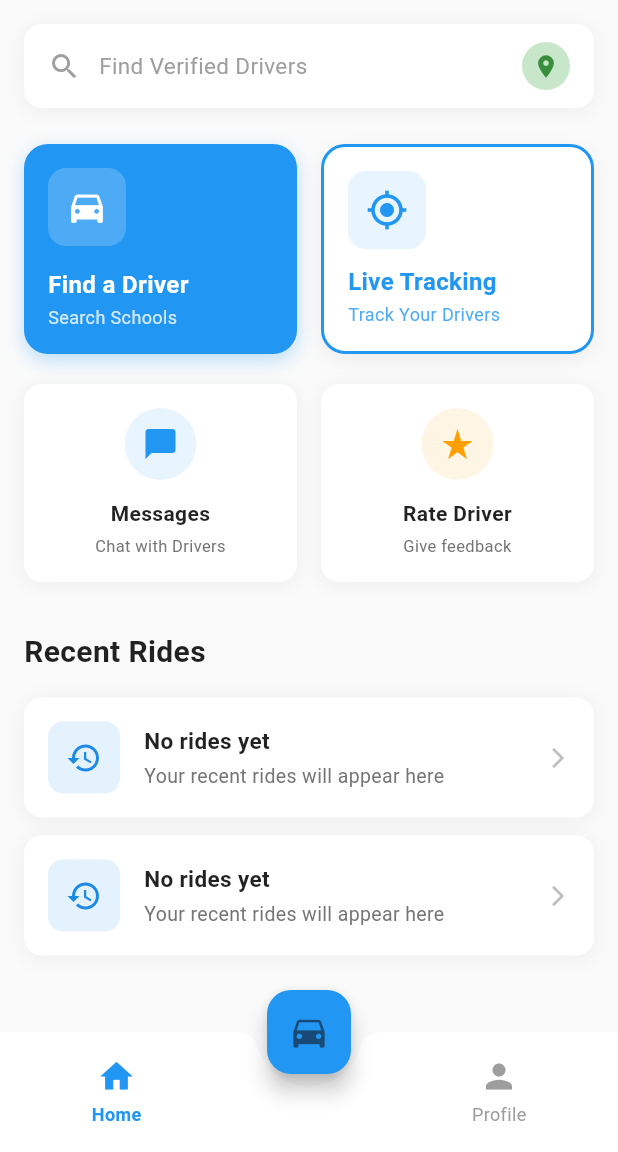
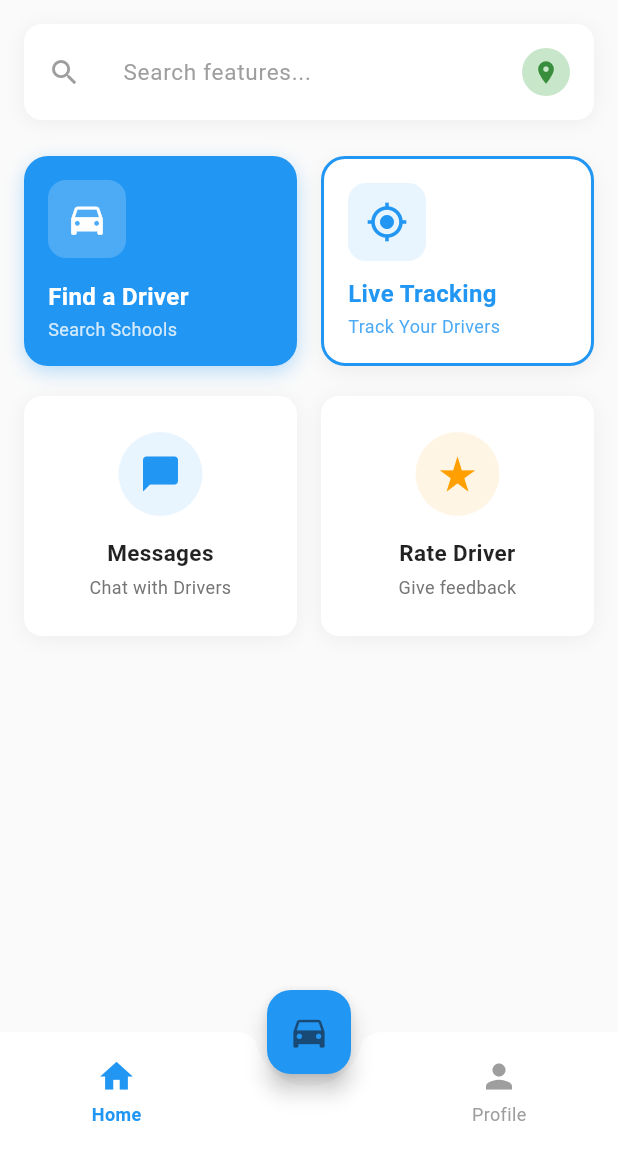
Before and after one commit to diyansyed/vantrek_rides, a Flutter app: the screen it shows once a user with an empty profile is signed in, on a phone screen of 412 x 824 dp, the part 84-1236 px from its top. Run offline on Flutter 3.47's test engine with Material 3 defaults, Android fonts, the phone set to English and light mode, and no system bars; our stand-ins replace cloud_firestore, firebase_auth, firebase_core, flutter_riverpod, geocoding, geolocator and 2 more; accounts and stored records are empty.

Commit message:
Update home_screen.dart

```diff
--- a/lib/screens/home_screen.dart
+++ b/lib/screens/home_screen.dart
@@ -27,6 +27,8 @@ class HomeScreen extends ConsumerStatefulWidget {
 class _HomeScreenState extends ConsumerState<HomeScreen> {
   int _selectedIndex = 0;
   StreamSubscription? _driverProfileSubscription;
+  String _searchQuery = '';  // NEW: Track search query
+  final TextEditingController _searchController = TextEditingController();  // NEW: Search controller
 
   @override
   void initState() {
@@ -40,6 +42,7 @@ class _HomeScreenState extends ConsumerState<HomeScreen> {
   @override
   void dispose() {
     _driverProfileSubscription?.cancel();
+    _searchController.dispose();  // NEW: Dispose controller
     super.dispose();
   }
 
@@ -157,6 +160,7 @@ class _HomeScreenState extends ConsumerState<HomeScreen> {
             const SizedBox(height: 24),
 
             // Main Action Cards
+            if (_shouldShow(['find', 'driver', 'search', 'school']))
               Padding(
                 padding: const EdgeInsets.symmetric(horizontal: 16.0),
                 child: Row(
@@ -177,6 +181,7 @@ class _HomeScreenState extends ConsumerState<HomeScreen> {
                       ),
                     ),
                     const SizedBox(width: 16),
+                    if (_shouldShow(['live', 'track', 'location', 'gps']))
                       Expanded(
                         child: _buildMainCard(
                           title: 'Live Tracking',
@@ -196,13 +201,62 @@ class _HomeScreenState extends ConsumerState<HomeScreen> {
                   ],
                 ),
               ),
+
+            if (_shouldShow(['find', 'driver', 'search', 'school']) &&
+                !_shouldShow(['live', 'track', 'location', 'gps']) &&
+                _searchQuery.isNotEmpty)
+              Padding(
+                padding: const EdgeInsets.symmetric(horizontal: 16.0),
+                child: _buildMainCard(
+                  title: 'Find a Driver',
+                  subtitle: 'Search Schools',
+                  icon: Icons.directions_car,
+                  color: const Color(0xFF2196F3),
+                  onTap: () {
+                    Navigator.of(context).push(
+                      MaterialPageRoute(
+                        builder: (context) => const SearchInstitutionScreen(),
+                      ),
+                    );
+                  },
+                ),
+              ),
+
+            if (!_shouldShow(['find', 'driver', 'search', 'school']) &&
+                _shouldShow(['live', 'track', 'location', 'gps']) &&
+                _searchQuery.isNotEmpty)
+              Padding(
+                padding: const EdgeInsets.symmetric(horizontal: 16.0),
+                child: _buildMainCard(
+                  title: 'Live Tracking',
+                  subtitle: 'Track Your Drivers',
+                  icon: Icons.my_location,
+                  color: Colors.white,
+                  textColor: const Color(0xFF2196F3),
+                  onTap: () {
+                    Navigator.of(context).push(
+                      MaterialPageRoute(
+                        builder: (context) => const UserSubscribedDriversScreen(),
+                      ),
+                    );
+                  },
+                ),
+              ),
+
+            if (_shouldShow(['find', 'driver', 'search', 'school']) ||
+                _shouldShow(['live', 'track', 'location', 'gps']))
               const SizedBox(height: 20),
 
             // Secondary Action Cards
+            if (_shouldShow(['message', 'chat', 'driver']) ||
+                _shouldShow(['rate', 'feedback', 'review', 'star']))
               Padding(
                 padding: const EdgeInsets.symmetric(horizontal: 16.0),
+                child: SizedBox(
+                  height: 160,
                   child: Row(
                     children: [
+                      if (_shouldShow(['message', 'chat', 'driver']))
                         Expanded(
                           child: _buildSecondaryCard(
                             title: 'Messages',
@@ -218,7 +272,10 @@ class _HomeScreenState extends ConsumerState<HomeScreen> {
                             },
                           ),
                         ),
+                      if (_shouldShow(['message', 'chat', 'driver']) &&
+                          _shouldShow(['rate', 'feedback', 'review', 'star']))
                         const SizedBox(width: 16),
+                      if (_shouldShow(['rate', 'feedback', 'review', 'star']))
                         Expanded(
                           child: _buildSecondaryCard(
                             title: 'Rate Driver',
@@ -237,29 +294,41 @@ class _HomeScreenState extends ConsumerState<HomeScreen> {
                     ],
                   ),
                 ),
-            const SizedBox(height: 32),
+              ),
 
-            // Recent Rides Section
+            // Show "No results" message if search has no matches
+            if (_searchQuery.isNotEmpty &&
+                !_shouldShow(['find', 'driver', 'search', 'school']) &&
+                !_shouldShow(['live', 'track', 'location', 'gps']) &&
+                !_shouldShow(['message', 'chat']) &&
+                !_shouldShow(['rate', 'feedback', 'review', 'star']))
               Padding(
-              padding: const EdgeInsets.symmetric(horizontal: 16.0),
+                padding: const EdgeInsets.all(32.0),
                 child: Column(
-                crossAxisAlignment: CrossAxisAlignment.start,
                   children: [
-                  const Text(
-                    'Recent Rides',
+                    Icon(Icons.search_off, size: 64, color: Colors.grey[400]),
+                    const SizedBox(height: 16),
+                    Text(
+                      'No results found for "$_searchQuery"',
+                      textAlign: TextAlign.center,
                       style: TextStyle(
-                      fontSize: 20,
-                      fontWeight: FontWeight.bold,
-                      color: Colors.black87,
+                        fontSize: 16,
+                        color: Colors.grey[600],
                       ),
                     ),
-                  const SizedBox(height: 16),
-                  _buildRecentRideCard(),
-                  const SizedBox(height: 12),
-                  _buildRecentRideCard(),
+                    const SizedBox(height: 8),
+                    Text(
+                      'Try searching for: Find Driver, Live Tracking, Messages, or Rate Driver',
+                      textAlign: TextAlign.center,
+                      style: TextStyle(
+                        fontSize: 13,
+                        color: Colors.grey[500],
+                      ),
+                    ),
                   ],
                 ),
               ),
+
             const SizedBox(height: 100),
           ],
         ),
@@ -281,9 +350,15 @@ class _HomeScreenState extends ConsumerState<HomeScreen> {
     );
   }
 
+  // NEW: Helper method to determine if a widget should be shown based on search
+  bool _shouldShow(List<String> keywords) {
+    if (_searchQuery.isEmpty) return true;
+    return keywords.any((keyword) => keyword.contains(_searchQuery) || _searchQuery.contains(keyword));
+  }
+
   Widget _buildSearchBar() {
     return Container(
-      padding: const EdgeInsets.symmetric(horizontal: 16, vertical: 12),
+      padding: const EdgeInsets.symmetric(horizontal: 16, vertical: 4),
       decoration: BoxDecoration(
         color: Colors.white,
         borderRadius: BorderRadius.circular(12),
@@ -299,15 +374,35 @@ class _HomeScreenState extends ConsumerState<HomeScreen> {
         children: [
           const Icon(Icons.search, color: Colors.grey, size: 22),
           const SizedBox(width: 12),
-          const Expanded(
-            child: Text(
-              'Find Verified Drivers',
-              style: TextStyle(
+          Expanded(
+            child: TextField(
+              controller: _searchController,
+              decoration: const InputDecoration(
+                hintText: 'Search features...',
+                hintStyle: TextStyle(
                   color: Colors.grey,
                   fontSize: 15,
                 ),
+                border: InputBorder.none,
+              ),
+              onChanged: (value) {
+                setState(() {
+                  _searchQuery = value.toLowerCase();
+                });
+              },
             ),
           ),
+          if (_searchQuery.isNotEmpty)
+            IconButton(
+              icon: const Icon(Icons.clear, color: Colors.grey, size: 20),
+              onPressed: () {
+                setState(() {
+                  _searchQuery = '';
+                  _searchController.clear();
+                });
+              },
+            ),
+          if (_searchQuery.isEmpty)
             CircleAvatar(
               radius: 16,
               backgroundColor: Colors.green[100],
@@ -405,7 +500,7 @@ class _HomeScreenState extends ConsumerState<HomeScreen> {
     return GestureDetector(
       onTap: onTap,
       child: Container(
-        padding: const EdgeInsets.all(16),
+        padding: const EdgeInsets.all(18),
         decoration: BoxDecoration(
           color: Colors.white,
           borderRadius: BorderRadius.circular(12),
@@ -418,21 +513,22 @@ class _HomeScreenState extends ConsumerState<HomeScreen> {
           ],
         ),
         child: Column(
+          mainAxisAlignment: MainAxisAlignment.center,
           children: [
             Container(
-              padding: const EdgeInsets.all(12),
+              padding: const EdgeInsets.all(14),
               decoration: BoxDecoration(
                 color: color.withOpacity(0.1),
                 shape: BoxShape.circle,
               ),
-              child: Icon(icon, color: color, size: 24),
+              child: Icon(icon, color: color, size: 28),
             ),
-            const SizedBox(height: 12),
+            const SizedBox(height: 14),
             Text(
               title,
               textAlign: TextAlign.center,
               style: const TextStyle(
-                fontSize: 14,
+                fontSize: 15,
                 fontWeight: FontWeight.w600,
                 color: Colors.black87,
               ),
@@ -442,66 +538,12 @@ class _HomeScreenState extends ConsumerState<HomeScreen> {
               subtitle,
               textAlign: TextAlign.center,
               style: TextStyle(
-                fontSize: 11,
+                fontSize: 12,
                 color: Colors.grey[600],
               ),
             ),
           ],
         ),
-      ),
-    );
-  }
-
-  Widget _buildRecentRideCard() {
-    return Container(
-      padding: const EdgeInsets.all(16),
-      decoration: BoxDecoration(
-        color: Colors.white,
-        borderRadius: BorderRadius.circular(12),
-        boxShadow: [
-          BoxShadow(
-            color: Colors.black.withOpacity(0.05),
-            blurRadius: 10,
-            offset: const Offset(0, 2),
-          ),
-        ],
-      ),
-      child: Row(
-        children: [
-          Container(
-            padding: const EdgeInsets.all(12),
-            decoration: BoxDecoration(
-              color: Colors.blue[50],
-              borderRadius: BorderRadius.circular(10),
-            ),
-            child: Icon(Icons.history, color: Colors.blue[600], size: 24),
-          ),
-          const SizedBox(width: 16),
-          Expanded(
-            child: Column(
-              crossAxisAlignment: CrossAxisAlignment.start,
-              children: [
-                const Text(
-                  'No rides yet',
-                  style: TextStyle(
-                    fontSize: 15,
-                    fontWeight: FontWeight.w600,
-                    color: Colors.black87,
-                  ),
-                ),
-                const SizedBox(height: 4),
-                Text(
-                  'Your recent rides will appear here',
-                  style: TextStyle(
-                    fontSize: 13,
-                    color: Colors.grey[600],
-                  ),
-                ),
-              ],
-            ),
-          ),
-          Icon(Icons.arrow_forward_ios, size: 16, color: Colors.grey[400]),
-        ],
       ),
     );
   }
```
Lines whose indentation alone changed are shown as unchanged.
